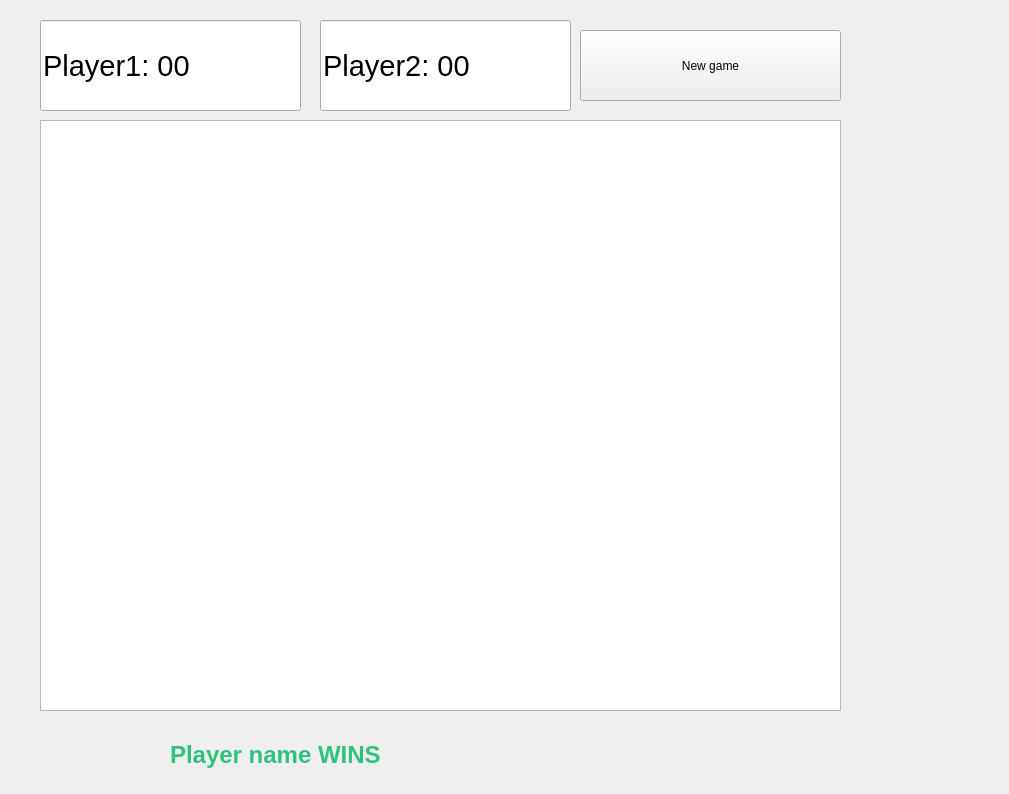
Qt form mainwindow.ui (pxlman/notxo) before a commit.
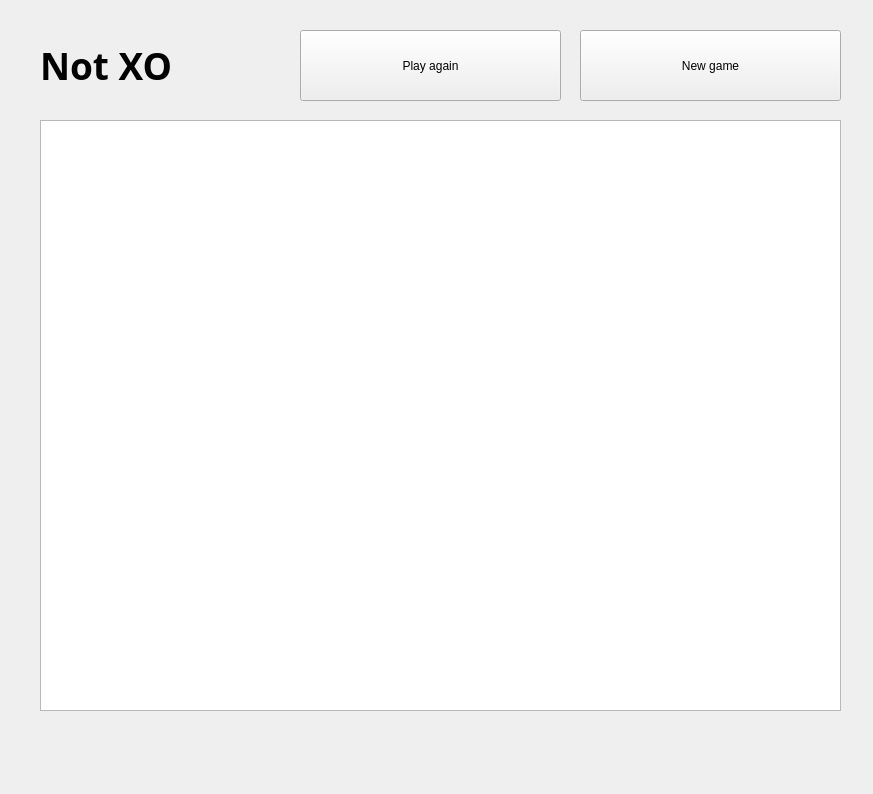
The same form after that commit.

```diff
--- a/mainwindow.ui
+++ b/mainwindow.ui
@@ -6,7 +6,7 @@
    <rect>
     <x>0</x>
     <y>0</y>
-    <width>1009</width>
+    <width>873</width>
     <height>794</height>
    </rect>
   </property>
@@ -75,27 +75,6 @@
      <number>66</number>
     </attribute>
    </widget>
-   <widget class="QLineEdit" name="lineEdit">
-    <property name="geometry">
-     <rect>
-      <x>40</x>
-      <y>20</y>
-      <width>261</width>
-      <height>91</height>
-     </rect>
-    </property>
-    <property name="font">
-     <font>
-      <pointsize>22</pointsize>
-     </font>
-    </property>
-    <property name="text">
-     <string>Player1: 00</string>
-    </property>
-    <property name="readOnly">
-     <bool>true</bool>
-    </property>
-   </widget>
    <widget class="QPushButton" name="newGame">
     <property name="geometry">
      <rect>
@@ -109,27 +88,6 @@
      <string>New game</string>
     </property>
    </widget>
-   <widget class="QLineEdit" name="lineEdit_2">
-    <property name="geometry">
-     <rect>
-      <x>320</x>
-      <y>20</y>
-      <width>251</width>
-      <height>91</height>
-     </rect>
-    </property>
-    <property name="font">
-     <font>
-      <pointsize>22</pointsize>
-     </font>
-    </property>
-    <property name="text">
-     <string>Player2: 00</string>
-    </property>
-    <property name="readOnly">
-     <bool>true</bool>
-    </property>
-   </widget>
    <widget class="QLabel" name="winner_label">
     <property name="geometry">
      <rect>
@@ -146,7 +104,40 @@
      </font>
     </property>
     <property name="text">
-     <string>&lt;html&gt;&lt;head/&gt;&lt;body&gt;&lt;p&gt;&lt;span style=&quot; color:#2ec27e;&quot;&gt;Player name WINS&lt;/span&gt;&lt;/p&gt;&lt;/body&gt;&lt;/html&gt;</string>
+     <string/>
+    </property>
+   </widget>
+   <widget class="QPushButton" name="playagain">
+    <property name="geometry">
+     <rect>
+      <x>300</x>
+      <y>30</y>
+      <width>261</width>
+      <height>71</height>
+     </rect>
+    </property>
+    <property name="text">
+     <string>Play again</string>
+    </property>
+   </widget>
+   <widget class="QLabel" name="label">
+    <property name="geometry">
+     <rect>
+      <x>40</x>
+      <y>30</y>
+      <width>241</width>
+      <height>71</height>
+     </rect>
+    </property>
+    <property name="font">
+     <font>
+      <family>OpenDyslexic Nerd Font</family>
+      <pointsize>28</pointsize>
+      <bold>true</bold>
+     </font>
+    </property>
+    <property name="text">
+     <string>Not XO</string>
     </property>
    </widget>
   </widget>
```
Left out of the diff: 7 changed lines with no effect on the pictures.
